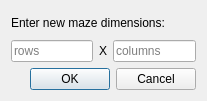
This is gui/newmaze.ui in gvsuroth/CIS467Project as Qt 5 draws it before an edit. The edited form follows.
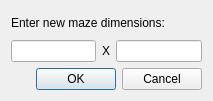
This is the edited form.

Commit message: Removed placeholder text in newmaze.ui to be able to compile on EOS.

What changed in the file:
```diff
--- a/gui/newmaze.ui
+++ b/gui/newmaze.ui
@@ -9,7 +9,7 @@
    <rect>
     <x>0</x>
     <y>0</y>
-    <width>207</width>
+    <width>213</width>
     <height>101</height>
    </rect>
   </property>
@@ -32,8 +32,8 @@
      <property name="maxLength">
       <number>32767</number>
      </property>
-     <property name="placeholderText">
-      <string>rows</string>
+     <property name="placeholderText" stdset="0">
+      <string/>
      </property>
     </widget>
    </item>
@@ -46,8 +46,8 @@
    </item>
    <item row="1" column="2">
     <widget class="QLineEdit" name="columns">
-     <property name="placeholderText">
-      <string>columns</string>
+     <property name="placeholderText" stdset="0">
+      <string/>
      </property>
     </widget>
    </item>
```
